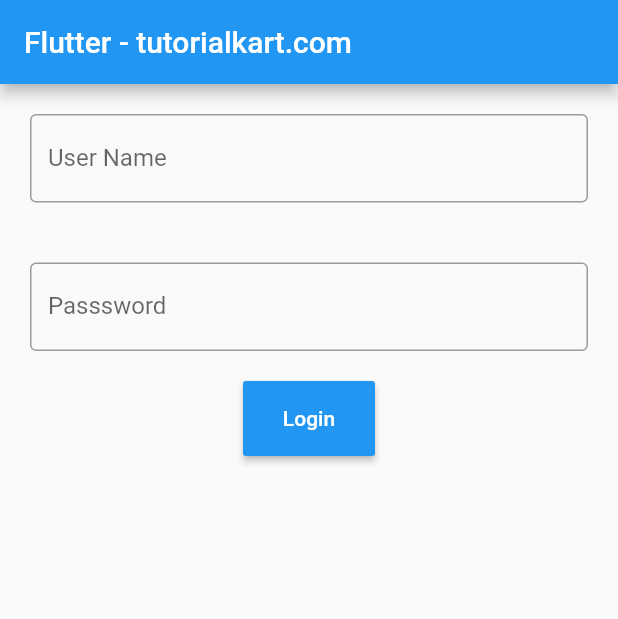
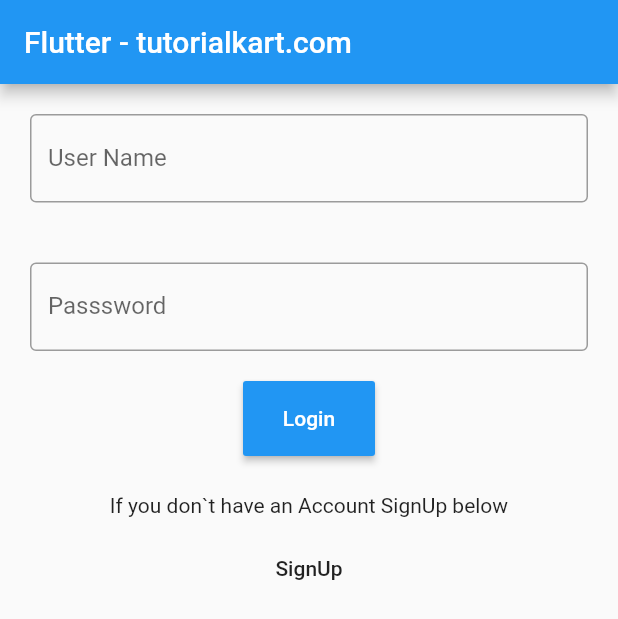
Before and after one commit to chelvanlab/FlutterLogin_PHP, a Flutter app: the screen it shows after launch, on a phone screen of 412 x 824 dp. Shown: the top 619 px of the screen. Run offline on Flutter 3.47's test engine with Material 2 defaults, Android fonts, the phone set to English and light mode, and no system bars.

```diff
--- a/lib/main.dart
+++ b/lib/main.dart
@@ -1,17 +1,36 @@
 import 'package:flutter/material.dart';
 import 'dart:convert';
 import 'package:http/http.dart' as http;
+import 'package:SampleLogin/profile.dart';
+import 'package:SampleLogin/signup.dart';
 
 void main() {
   runApp(MyApp());
 }
 
-class MyApp extends StatefulWidget {
+class MyApp extends StatelessWidget {
   @override
-  _MyAppState createState() => _MyAppState();
+  Widget build(BuildContext context) {
+    return MaterialApp(
+      title: 'Flutter Demo',
+      theme: ThemeData(
+        primarySwatch: Colors.blue,
+      ),
+      home: MyHomePage(title: 'Coflutter'),
+    );
+  }
 }
 
-class _MyAppState extends State<MyApp> {
+class MyHomePage extends StatefulWidget {
+  MyHomePage({Key key, this.title}) : super(key: key);
+
+  final String title;
+
+  @override
+  _MyHomePageState createState() => _MyHomePageState();
+}
+
+class _MyHomePageState extends State<MyHomePage> {
   TextEditingController emailController = TextEditingController();
   TextEditingController passwordController = TextEditingController();
   String uname = '';
@@ -47,11 +66,12 @@ class _MyAppState extends State<MyApp> {
         visible = false;
       });
       print("You are login sucessfully");
-      // // Navigate to Profile Screen & Sending Email to Next Screen.
-      //   Navigator.push(
-      //     context,
-      //     MaterialPageRoute(builder: (context) => ProfileScreen(email : emailController.text))
-      //   );
+      // Navigate to Profile Screen & Sending Email to Next Screen.
+      Navigator.push(
+          context,
+          MaterialPageRoute(
+              builder: (context) =>
+                  ProfileScreen(email: emailController.text)));
     } else {
       // If Email or Password did not Matched.
       // Hiding the CircularProgressIndicator.
@@ -64,7 +84,7 @@ class _MyAppState extends State<MyApp> {
         context: context,
         builder: (BuildContext context) {
           return AlertDialog(
-            title: new Text('message'),
+            title: new Text(message),
             actions: <Widget>[
               FlatButton(
                 child: new Text("OK"),
@@ -127,6 +147,22 @@ class _MyAppState extends State<MyApp> {
                   child: Text('Login'),
                   onPressed: UserLogin,
                 )),
+            Container(
+                height: 50,
+                padding: EdgeInsets.fromLTRB(10, 25, 10, 0),
+                child: Text("If you don`t have an Account SignUp below")),
+            Container(
+              height: 50,
+              padding: EdgeInsets.fromLTRB(10, 0, 10, 0),
+              child: FlatButton(
+                onPressed: () {
+                  Navigator.push(
+                      context, MaterialPageRoute(builder: (context) => SignupPage()));
+                  print("singup page opening");
+                },
+                child: new Text("SignUp"),
+              ),
+            ),
             Visibility(
                 visible: visible,
                 child: Container(
```
Also changed, not shown: lib/profile.dart (added, +36 -0 lines), lib/signup.dart (added, +132 -0 lines), 1 other file.
